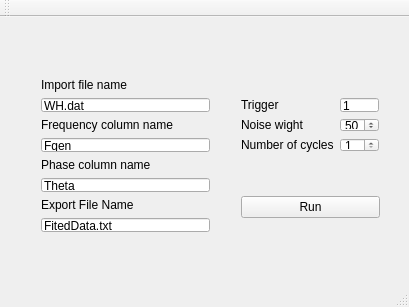
Above: mainwindow.ui from mefisto545/Tortik before the change. Below: the same form after it.
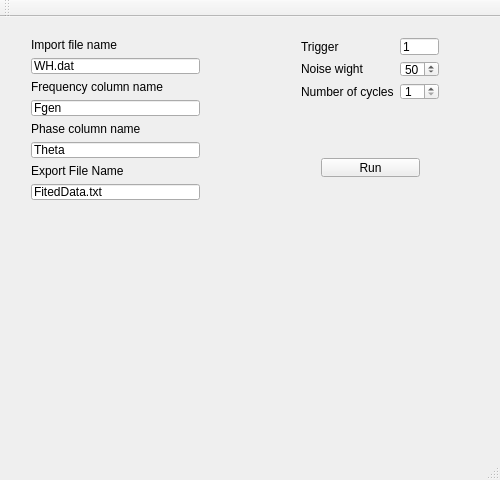
That is the form after the change. Custom widgets are drawn as their Qt base class.

```diff
--- a/mainwindow.ui
+++ b/mainwindow.ui
@@ -6,10 +6,16 @@
    <rect>
     <x>0</x>
     <y>0</y>
-    <width>409</width>
-    <height>307</height>
+    <width>500</width>
+    <height>480</height>
    </rect>
   </property>
+  <property name="minimumSize">
+   <size>
+    <width>500</width>
+    <height>480</height>
+   </size>
+  </property>
   <property name="windowTitle">
    <string>MainWindow</string>
   </property>
@@ -17,10 +23,10 @@
    <widget class="QWidget" name="formLayoutWidget">
     <property name="geometry">
      <rect>
-      <x>230</x>
-      <y>70</y>
+      <x>290</x>
+      <y>10</y>
       <width>160</width>
-      <height>76</height>
+      <height>84</height>
      </rect>
     </property>
     <layout class="QFormLayout" name="formLayout">
@@ -84,10 +90,10 @@
    <widget class="QWidget" name="horizontalLayoutWidget">
     <property name="geometry">
      <rect>
-      <x>230</x>
-      <y>160</y>
-      <width>161</width>
-      <height>61</height>
+      <x>310</x>
+      <y>130</y>
+      <width>121</width>
+      <height>41</height>
      </rect>
     </property>
     <layout class="QHBoxLayout" name="horizontalLayout">
@@ -103,10 +109,10 @@
    <widget class="QWidget" name="verticalLayoutWidget">
     <property name="geometry">
      <rect>
-      <x>30</x>
-      <y>50</y>
+      <x>20</x>
+      <y>10</y>
       <width>191</width>
-      <height>176</height>
+      <height>184</height>
      </rect>
     </property>
     <layout class="QVBoxLayout" name="verticalLayout">
@@ -168,6 +174,16 @@
      </item>
     </layout>
    </widget>
+   <widget class="QCustomPlot" name="customPlot" native="true">
+    <property name="geometry">
+     <rect>
+      <x>20</x>
+      <y>200</y>
+      <width>461</width>
+      <height>231</height>
+     </rect>
+    </property>
+   </widget>
   </widget>
   <widget class="QMenuBar" name="menuBar">
    <property name="geometry">
@@ -190,6 +206,14 @@
   <widget class="QStatusBar" name="statusBar"/>
  </widget>
  <layoutdefault spacing="6" margin="11"/>
+ <customwidgets>
+  <customwidget>
+   <class>QCustomPlot</class>
+   <extends>QWidget</extends>
+   <header location="global">qcustomplot.h</header>
+   <container>1</container>
+  </customwidget>
+ </customwidgets>
  <resources/>
  <connections/>
 </ui>
```
Left out of the diff: 4 changed lines with no effect on the pictures.
